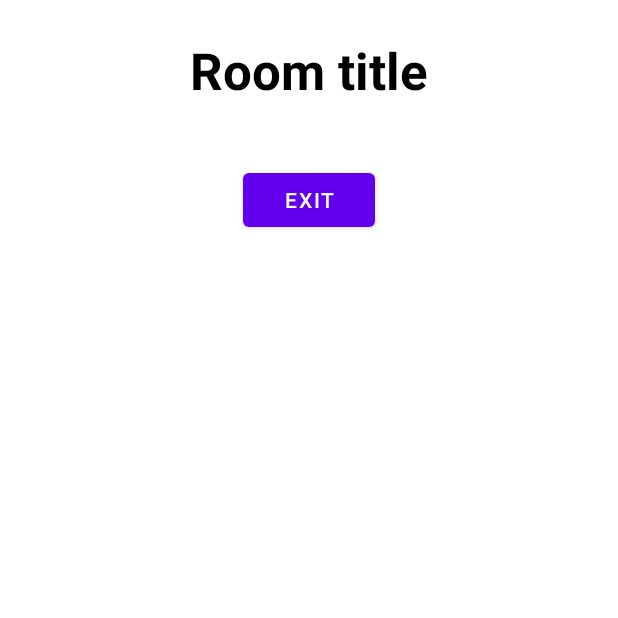
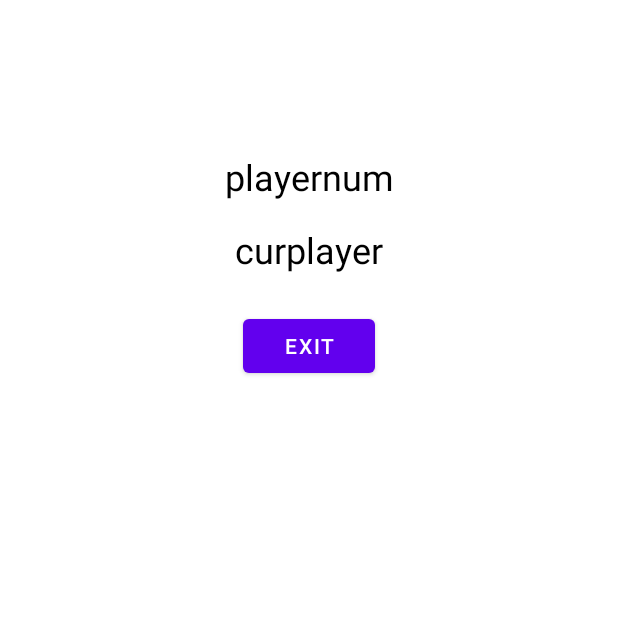
Before and after one commit to pyun0825/MadCamp2, an Android app: the InnerRoomActivity screen opened directly, with no data from a screen before it, on a phone screen of 412 x 824 dp, the top half of it. Run offline under Robolectric (Android 15) with nearby library versions, the phone set to English and light mode, and no system bars; libraries missing offline, so code that uses them is left out: io.socket.client; 4 statements that could not run were skipped.

Commit message:
minor changes

```diff
--- a/app/src/main/java/com/example/logintest/CreateRoomDialogFragment.kt
+++ b/app/src/main/java/com/example/logintest/CreateRoomDialogFragment.kt
@@ -44,7 +44,9 @@ class CreateRoomDialogFragment(context: Context, var retrofitInterface: Retrofit
                 override fun onResponse(call: Call<Void>, response: Response<Void>) {
                     if(response.code() == 200){
                         Toast.makeText(context, "Created Room", Toast.LENGTH_LONG).show()
-                        val intent = Intent(context, InnerRoomActivity::class.java)
+                        val intent = Intent(context, InnerRoomActivity::class.java).apply{
+                            putExtra("roomName", roomName.text.toString())
+                        }
                         startActivity(intent)
                     } else if(response.code() == 400){
                         Toast.makeText(context, "Failed to create Room", Toast.LENGTH_LONG).show()
--- /dev/null
+++ b/app/src/main/java/com/example/logintest/EnterRoomResult.kt
@@ -0,0 +1,6 @@
+package com.example.logintest
+
+class EnterRoomResult {
+    var numPlayer:Int = 0
+    var curPlayer:Int = 0
+}
--- a/app/src/main/java/com/example/logintest/InnerRoomActivity.kt
+++ b/app/src/main/java/com/example/logintest/InnerRoomActivity.kt
@@ -2,10 +2,54 @@ package com.example.logintest
 
 import androidx.appcompat.app.AppCompatActivity
 import android.os.Bundle
+import android.widget.TextView
+import android.widget.Toast
+import retrofit2.Call
+import retrofit2.Callback
+import retrofit2.Response
+import retrofit2.Retrofit
+import retrofit2.converter.gson.GsonConverterFactory
 
 class InnerRoomActivity : AppCompatActivity() {
+
+    lateinit var retrofit: Retrofit
+    lateinit var retrofitInterface: RetrofitInterface
+    var BASE_URL:String = "http://143.248.226.140:3000"
+
     override fun onCreate(savedInstanceState: Bundle?) {
         super.onCreate(savedInstanceState)
         setContentView(R.layout.activity_inner_room)
+
+        retrofit = Retrofit.Builder()
+            .baseUrl(BASE_URL)
+            .addConverterFactory(GsonConverterFactory.create())
+            .build()
+
+        retrofitInterface = retrofit.create(RetrofitInterface::class.java)
+
+        val roomName = intent.getStringExtra("roomName")
+        findViewById<TextView>(R.id.tv_inner_title).text = roomName
+
+        SocketHandler.setSocket()
+        val mSocket = SocketHandler.getSocket()
+
+        mSocket.connect()
+
+        mSocket.emit("join room", roomName)
+
+        var call = retrofitInterface.enterRoom(roomName)
+        call.enqueue(object: Callback<EnterRoomResult>{
+            override fun onResponse(
+                call: Call<EnterRoomResult>,
+                response: Response<EnterRoomResult>
+            ) {
+                var result = response.body()
+                findViewById<TextView>(R.id.tv_numPlayer).text = result?.numPlayer.toString()
+                findViewById<TextView>(R.id.tv_curPlayer).text = result?.curPlayer.toString()
+            }
+            override fun onFailure(call: Call<EnterRoomResult>, t: Throwable) {
+                Toast.makeText(this@InnerRoomActivity, t.message, Toast.LENGTH_LONG).show()
+            }
+        })
     }
 }
--- a/app/src/main/java/com/example/logintest/RetrofitInterface.kt
+++ b/app/src/main/java/com/example/logintest/RetrofitInterface.kt
@@ -17,4 +17,7 @@ interface RetrofitInterface {
 
     @POST("/rooms")
     fun makeRoom(@Body map: HashMap<String, Any>) : Call<Void>
+
+    @POST("/enter")
+    fun enterRoom(@Body roomName: String?): Call<EnterRoomResult>
 }
--- a/app/src/main/res/layout/activity_inner_room.xml
+++ b/app/src/main/res/layout/activity_inner_room.xml
@@ -7,7 +7,7 @@
     tools:context=".InnerRoomActivity">
 
     <TextView
-        android:id="@+id/textView"
+        android:id="@+id/tv_inner_title"
         android:layout_width="wrap_content"
         android:layout_height="wrap_content"
         android:layout_marginTop="24dp"
@@ -19,26 +19,37 @@
         app:layout_constraintStart_toStartOf="parent"
         app:layout_constraintTop_toTopOf="parent" />
 
-    <ListView
-        android:id="@+id/lv_players"
-        android:layout_width="0dp"
-        android:layout_height="0dp"
-        android:layout_marginStart="16dp"
-        android:layout_marginLeft="16dp"
-        android:layout_marginTop="16dp"
-        android:layout_marginEnd="16dp"
-        android:layout_marginRight="16dp"
-        app:layout_constraintEnd_toEndOf="parent"
-        app:layout_constraintStart_toStartOf="parent"
-        app:layout_constraintTop_toBottomOf="@+id/textView" />
-
     <Button
-        android:id="@+id/button"
+        android:id="@+id/bt_exitRoom"
         android:layout_width="wrap_content"
         android:layout_height="wrap_content"
         android:layout_marginTop="24dp"
         android:text="Exit"
         app:layout_constraintEnd_toEndOf="parent"
         app:layout_constraintStart_toStartOf="parent"
-        app:layout_constraintTop_toBottomOf="@+id/lv_players" />
+        app:layout_constraintTop_toBottomOf="@+id/tv_curPlayer" />
+
+    <TextView
+        android:id="@+id/tv_numPlayer"
+        android:layout_width="wrap_content"
+        android:layout_height="wrap_content"
+        android:layout_marginTop="32dp"
+        android:text="playernum"
+        android:textColor="#000000"
+        android:textSize="24sp"
+        app:layout_constraintEnd_toEndOf="parent"
+        app:layout_constraintStart_toStartOf="parent"
+        app:layout_constraintTop_toBottomOf="@+id/tv_inner_title" />
+
+    <TextView
+        android:id="@+id/tv_curPlayer"
+        android:layout_width="wrap_content"
+        android:layout_height="wrap_content"
+        android:layout_marginTop="16dp"
+        android:text="curplayer"
+        android:textColor="#000000"
+        android:textSize="24sp"
+        app:layout_constraintEnd_toEndOf="parent"
+        app:layout_constraintStart_toStartOf="parent"
+        app:layout_constraintTop_toBottomOf="@+id/tv_numPlayer" />
 </androidx.constraintlayout.widget.ConstraintLayout>
```
